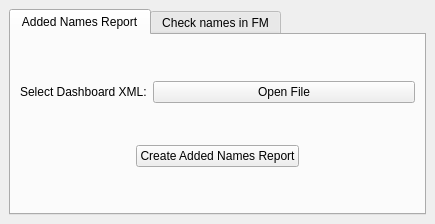
Qt form python/ui/addedNames.ui (hoc-ppu/lawchecker) before a commit.
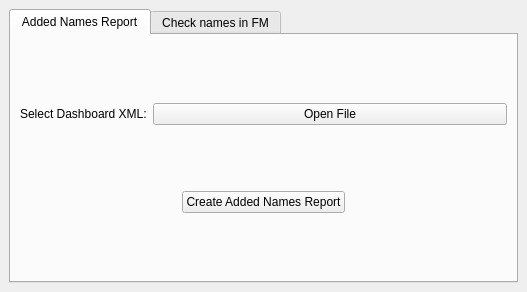
The same form after that commit.

What changed in the file:
```diff
--- a/python/ui/addedNames.ui
+++ b/python/ui/addedNames.ui
@@ -6,8 +6,8 @@
    <rect>
     <x>0</x>
     <y>0</y>
-    <width>435</width>
-    <height>224</height>
+    <width>527</width>
+    <height>292</height>
    </rect>
   </property>
   <property name="windowTitle">
@@ -71,9 +71,15 @@
         </item>
         <item alignment="Qt::AlignHCenter">
          <widget class="QPushButton" name="rub_btn">
+          <property name="sizePolicy">
+           <sizepolicy hsizetype="MinimumExpanding" vsizetype="Fixed">
+            <horstretch>1</horstretch>
+            <verstretch>0</verstretch>
+           </sizepolicy>
+          </property>
           <property name="maximumSize">
            <size>
-            <width>256</width>
+            <width>264</width>
             <height>16777215</height>
            </size>
           </property>
```
